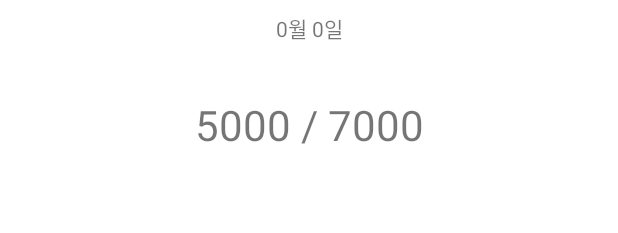
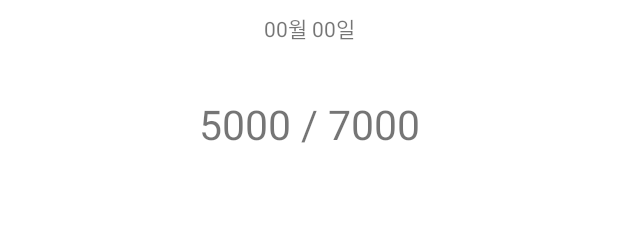
Before and after one commit to TEAM-ALOM/pedometer-android, an Android app: the layout fragment_day.xml on its own in the app's theme, with its tools: preview values and no code run, on a phone screen of 412 x 824 dp. Shown: the top 233 px of the screen. Run offline under Robolectric (Android 15) with nearby library versions, the phone set to English and light mode, and no system bars; plain views replace PieChart.

Commit message:
:tada: 테스트용

```diff
--- a/app/src/main/java/com/example/pedometer/BaseActivity.kt
+++ b/app/src/main/java/com/example/pedometer/BaseActivity.kt
@@ -3,7 +3,7 @@ import android.view.LayoutInflater
 import androidx.appcompat.app.AppCompatActivity
 import androidx.viewbinding.ViewBinding
 
-abstract class BaseActivity<B: ViewBinding>(//액티비티 뷰바인딩 참조 클래스
+abstract class BaseActivity<B: ViewBinding>(//액티비티 뷰바인딩 참조 클래스1
     val bindingFactory: (LayoutInflater) -> B
 ): AppCompatActivity() {
 
--- a/app/src/main/java/com/example/pedometer/BaseFragment.kt
+++ b/app/src/main/java/com/example/pedometer/BaseFragment.kt
@@ -5,7 +5,7 @@ import android.view.ViewGroup
 import androidx.fragment.app.Fragment
 import androidx.viewbinding.ViewBinding
 
-abstract class BaseFragment<B: ViewBinding>: Fragment() {//프래그먼트 뷰 바인딩 참조 클래스
+abstract class BaseFragment<B: ViewBinding>: Fragment() {//프래그먼트 뷰 바인딩 참조 클래스1
 
     private var _binding: B? = null
     val binding get() = _binding!!
--- a/app/src/main/java/com/example/pedometer/Day.kt
+++ b/app/src/main/java/com/example/pedometer/Day.kt
@@ -28,7 +28,7 @@ class Day : BaseFragment<FragmentDayBinding>() {
     override fun onViewCreated(view: View, savedInstanceState: Bundle?) {
         super.onViewCreated(view, savedInstanceState)
         val stepsGoal=8000//목표 걸음수
-        val stepsToday=4000//오늘 걸음수
+        val stepsToday=5000//오늘 걸음수
         val month=7//월
         val day=7//일
         textSteps=binding.viewSteps
--- a/app/src/main/java/com/example/pedometer/MainActivity.kt
+++ b/app/src/main/java/com/example/pedometer/MainActivity.kt
@@ -16,7 +16,7 @@ class MainActivity :  BaseActivity<ActivityMainBinding>({ ActivityMainBinding.in
         textStepsToday.setTextSize(14f)
         textStepsToday.setTextSize(28f)
 
-        val stepsNow=4000
+        val stepsNow=5000
         val stepsAvg=8000
         textStepsToday.text = "현재 $stepsNow 걸음"//현재 걸음 수
         textStepsAvg.text = "일주일간 평균 $stepsAvg 걸음을 걸었습니다."//평균 걸음 수
--- a/app/src/main/res/layout/activity_main.xml
+++ b/app/src/main/res/layout/activity_main.xml
@@ -18,7 +18,7 @@
         android:id="@+id/viewStepsToday"
         android:layout_width="wrap_content"
         android:layout_height="wrap_content"
-        android:text="현재 4000 걸음"
+        android:text="현재 5000 걸음"
         android:textSize="28sp"
         app:layout_constraintBottom_toBottomOf="parent"
         app:layout_constraintEnd_toEndOf="parent"
--- a/app/src/main/res/layout/fragment_day.xml
+++ b/app/src/main/res/layout/fragment_day.xml
@@ -17,7 +17,7 @@
             android:layout_width="wrap_content"
             android:layout_height="wrap_content"
             android:layout_marginTop="8dp"
-            android:text="0월 0일"
+            android:text="00월 00일"
             app:layout_constraintEnd_toEndOf="parent"
             app:layout_constraintStart_toStartOf="parent"
             app:layout_constraintTop_toTopOf="parent" />
@@ -28,7 +28,7 @@
             android:layout_height="wrap_content"
             android:layout_marginTop="64dp"
             android:text="5000 / 7000"
-            android:textSize="28sp"
+            android:textSize="27sp"
             app:layout_constraintEnd_toEndOf="parent"
             app:layout_constraintStart_toStartOf="parent"
             app:layout_constraintTop_toTopOf="parent" />
```
